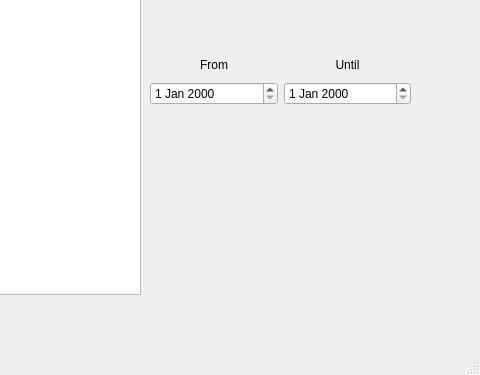
The window that src/mainwindow.ui (chrisandoX/personal_finance) describes before a commit, drawn with Qt 5; both pictures show x 320 to 800 and y 225 to 600 of the 800 by 600 pixel window.
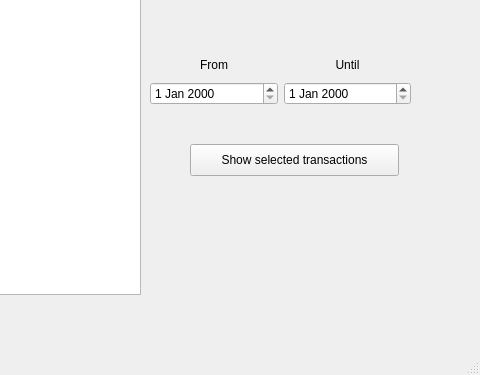
The same window after the commit.

Commit message: Show selected transaction table on button push

Diff of the .ui file:
```diff
--- a/src/mainwindow.ui
+++ b/src/mainwindow.ui
@@ -79,6 +79,19 @@
      </item>
     </layout>
    </widget>
+   <widget class="QPushButton" name="pushButton_2">
+    <property name="geometry">
+     <rect>
+      <x>510</x>
+      <y>350</y>
+      <width>209</width>
+      <height>32</height>
+     </rect>
+    </property>
+    <property name="text">
+     <string>Show selected transactions</string>
+    </property>
+   </widget>
   </widget>
   <widget class="QStatusBar" name="statusbar"/>
   <widget class="QMenuBar" name="menubar">
```
The commit also changes 2 other files.
